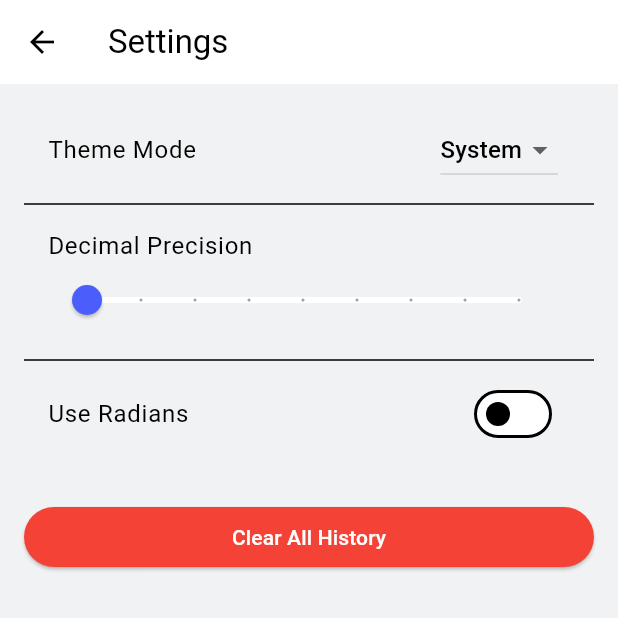
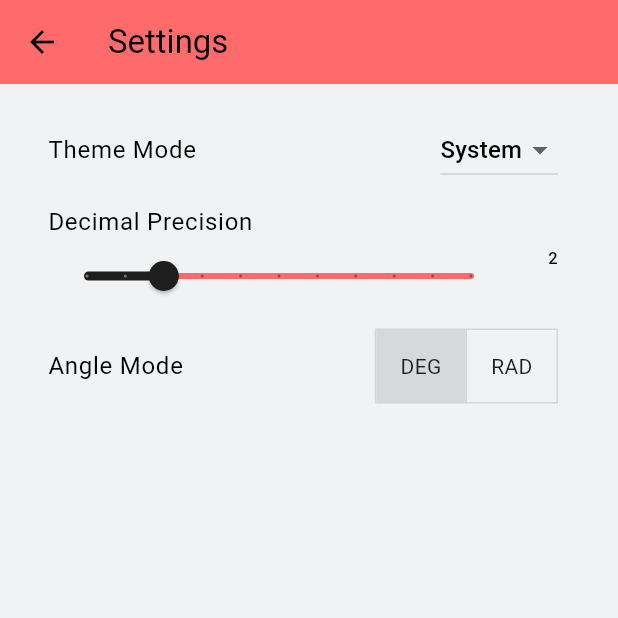
Before and after one commit to ngaynaocunglaptrinh/Buoi2_AdvancedCalculator_DangHoangQuoc_2224802010508, a Flutter app: the screen it shows after launch, after a tap on the "settings" icon, on a phone screen of 412 x 824 dp, the top half of it. Run offline on Flutter 3.47's test engine with Material 3 defaults, Android fonts, the phone set to English and light mode, and no system bars; our stand-ins replace math_expressions, shared_preferences.

Commit message:
update app may tinh version cuoi

```diff
--- a/lib/providers/theme_provider.dart
+++ b/lib/providers/theme_provider.dart
@@ -4,24 +4,29 @@ import 'package:buoi2danghoangquoc/utils/constants.dart';
 class ThemeProvider extends ChangeNotifier {
   ThemeMode _themeMode = ThemeMode.system;
   ThemeMode get themeMode => _themeMode;
-
   ThemeData get lightTheme => ThemeData(
     brightness: Brightness.light,
     scaffoldBackgroundColor: AppColors.bgLight,
-    cardColor: AppColors.btnNumberLight,
+    primaryColor: AppColors.primaryLight,
+    cardColor: Colors.white,
+    fontFamily: 'Roboto',
     colorScheme: const ColorScheme.light(
-      primary: AppColors.btnOperatorLight,
-      secondary: AppColors.btnOperatorLight,
+      primary: AppColors.primaryLight,
+      secondary: AppColors.secondaryLight,
+      surface: AppColors.accentLight,
     ),
   );
 
   ThemeData get darkTheme => ThemeData(
     brightness: Brightness.dark,
     scaffoldBackgroundColor: AppColors.bgDark,
-    cardColor: AppColors.btnNumberDark,
+    primaryColor: AppColors.primaryDark,
+    cardColor: AppColors.secondaryDark,
+    fontFamily: 'Roboto',
     colorScheme: const ColorScheme.dark(
-      primary: AppColors.btnOperatorDark,
-      secondary: AppColors.btnOperatorDark,
+      primary: AppColors.primaryDark,
+      secondary: AppColors.secondaryDark,
+      surface: AppColors.accentDark,
     ),
   );
 
--- a/lib/screens/calculator_screen.dart
+++ b/lib/screens/calculator_screen.dart
@@ -27,11 +27,11 @@ class CalculatorScreen extends StatelessWidget {
       ),
       body: SafeArea(
         child: Column(
-          children: [
-            const ModeSelector(), // Chọn chế độ
-            const Expanded(flex: 3, child: DisplayArea()),
-            const Divider(height: 1, color: Colors.grey),
-            const Expanded(flex: 7, child: ButtonGrid()),
+          children: const [
+            ModeSelector(),
+            Expanded(flex: 4, child: DisplayArea()),
+            Divider(height: 1, color: Colors.grey),
+            Expanded(flex: 6, child: ButtonGrid()),
           ],
         ),
       ),
--- a/lib/screens/settings_screen.dart
+++ b/lib/screens/settings_screen.dart
@@ -1,8 +1,7 @@
 import 'package:flutter/material.dart';
 import 'package:provider/provider.dart';
+import '../providers/calculator_provider.dart';
 import '../providers/theme_provider.dart';
-import '../providers/calculator_provider.dart';
-import '../providers/history_provider.dart';
 import '../models/calculator_mode.dart';
 
 class SettingsScreen extends StatelessWidget {
@@ -10,10 +9,8 @@ class SettingsScreen extends StatelessWidget {
 
   @override
   Widget build(BuildContext context) {
-    // Lấy các provider để điều khiển dữ liệu
-    final themeProvider = Provider.of<ThemeProvider>(context);
-    final calcProvider = Provider.of<CalculatorProvider>(context);
-    final historyProvider = Provider.of<HistoryProvider>(context, listen: false);
+    final cp = Provider.of<CalculatorProvider>(context);
+    final tp = Provider.of<ThemeProvider>(context);
 
     return Scaffold(
       appBar: AppBar(title: const Text('Settings')),
@@ -23,8 +20,8 @@ class SettingsScreen extends StatelessWidget {
           ListTile(
             title: const Text('Theme Mode'),
             trailing: DropdownButton<ThemeMode>(
-              value: themeProvider.themeMode,
-              onChanged: (mode) => themeProvider.setTheme(mode!),
+              value: tp.themeMode,
+              onChanged: (mode) => tp.setTheme(mode!),
               items: const [
                 DropdownMenuItem(value: ThemeMode.light, child: Text('Light')),
                 DropdownMenuItem(value: ThemeMode.dark, child: Text('Dark')),
@@ -32,37 +29,25 @@ class SettingsScreen extends StatelessWidget {
               ],
             ),
           ),
-          const Divider(),
           ListTile(
             title: const Text('Decimal Precision'),
             subtitle: Slider(
-              value: calcProvider.precision.toDouble(),
-              min: 2,
+              value: cp.precision.toDouble(),
+              min: 0,
               max: 10,
-              divisions: 8,
-              label: calcProvider.precision.toString(),
-              onChanged: (val) => calcProvider.updatePrecision(val.toInt()),
+              divisions: 10,
+              label: cp.precision.toString(),
+              onChanged: (val) => cp.updatePrecision(val.toInt()),
             ),
+            trailing: Text(cp.precision.toString()),
           ),
-          const Divider(),
-          SwitchListTile(
-            title: const Text('Use Radians'),
-            value: calcProvider.angleMode == AngleMode.radians,
-            onChanged: (val) => calcProvider.toggleAngleMode(
-                val ? AngleMode.radians : AngleMode.degrees
+          ListTile(
+            title: const Text('Angle Mode'),
+            trailing: ToggleButtons(
+              isSelected: [cp.angleMode == AngleMode.degrees, cp.angleMode == AngleMode.radians],
+              onPressed: (index) => cp.toggleAngleMode(index == 0 ? AngleMode.degrees : AngleMode.radians),
+              children: const [Padding(padding: EdgeInsets.symmetric(horizontal: 16), child: Text('DEG')), Padding(padding: EdgeInsets.symmetric(horizontal: 16), child: Text('RAD'))],
             ),
-          ),
-          const SizedBox(height: 30),
-
-          ElevatedButton(
-            style: ElevatedButton.styleFrom(backgroundColor: Colors.red),
-            onPressed: () {
-              historyProvider.clearHistory();
-              ScaffoldMessenger.of(context).showSnackBar(
-                const SnackBar(content: Text('History cleared')),
-              );
-            },
-            child: const Text('Clear All History', style: TextStyle(color: Colors.white)),
           ),
         ],
       ),
--- a/lib/utils/constants.dart
+++ b/lib/utils/constants.dart
@@ -1,17 +1,20 @@
 import 'package:flutter/material.dart';
 
 class AppColors {
-  // Dark
-  static const bgDark = Color(0xFF17171C);
-  static const btnNumberDark = Color(0xFF2E2F3E);
-  static const btnOperatorDark = Color(0xFF4B5EFC);
-  static const btnFunctionDark = Color(0xFF4E505F);
-  static const textWhite = Colors.white;
+  static const primaryLight = Color(0xFF1E1E1E);
+  static const secondaryLight = Color(0xFF424242);
+  static const accentLight = Color(0xFFFF6B6B);
+  static const bgLight = Color(0xFFF1F2F3);
 
-  // Light
-  static const bgLight = Color(0xFFF1F2F3);
-  static const btnNumberLight = Colors.white;
-  static const btnOperatorLight = Color(0xFF4B5EFC);
-  static const btnFunctionLight = Color(0xFFD2D3DA);
-  static const textBlack = Colors.black;
+  static const primaryDark = Color(0xFF121212);
+  static const secondaryDark = Color(0xFF2C2C2C);
+  static const accentDark = Color(0xFF4ECDC4);
+  static const bgDark = Color(0xFF121212);
 }
+
+class AppDesign {
+  static const double buttonSpacing = 12.0;
+  static const double buttonRadius = 16.0;
+  static const double displayRadius = 24.0;
+  static const double padding = 24.0;
+}
--- a/lib/widgets/button_grid.dart
+++ b/lib/widgets/button_grid.dart
@@ -15,83 +15,51 @@ class ButtonGrid extends StatelessWidget {
     final hp = Provider.of<HistoryProvider>(context, listen: false);
     final isDark = Theme.of(context).brightness == Brightness.dark;
 
+    final List<String> basicKeys = ['C', '(', ')', '÷', '7', '8', '9', '×', '4', '5', '6', '-', '1', '2', '3', '+', '±', '0', '.', '='];
+    final List<String> sciKeys = ['sin', 'cos', 'tan', '√', 'π', 'MC', 'MR', 'M+', 'M-', '÷', '7', '8', '9', '×', '(', '4', '5', '6', '-', ')', '1', '2', '3', '+', 'x²', 'C', '0', '.', '=', 'CE'];
+    final List<String> progKeys = ['HEX', 'DEC', 'BIN', 'OCT', 'AND', 'OR', 'XOR', 'NOT', 'A', 'B', 'C', '÷', 'D', 'E', 'F', '×', '7', '8', '9', '-', '4', '5', '6', '+', '1', '2', '3', '=', 'CE', '0', '<<', '±'];
 
-    final List<String> basicKeys = [
-      'C', '(', ')', '÷',
-      '7', '8', '9', '×',
-      '4', '5', '6', '-',
-      '1', '2', '3', '+',
-      '±', '0', '.', '='
-    ];
-
-    final List<String> sciKeys = [
-      'sin', 'cos', 'tan', '√', 'π',
-      'MC', 'MR', 'M+', 'M-', '÷',
-      '7', '8', '9', '×', '(',
-      '4', '5', '6', '-', ')',
-      '1', '2', '3', '+', 'x²',
-      'C', '0', '.', '=', 'CE'
-    ];
-
-    final List<String> progKeys = [
-      'HEX', 'DEC', 'BIN', 'OCT',
-      'AND', 'OR', 'XOR', 'NOT',
-      'A', 'B', 'C', '÷',
-      'D', 'E', 'F', '×',
-      '7', '8', '9', '-',
-      '4', '5', '6', '+',
-      '1', '2', '3', '=',
-      'CE', '0', '<<', '±'
-    ];
-
-
-    List<String> currentKeys;
+    List<String> keys;
     int columns;
-    double aspectRatio;
+    double ratio;
 
     if (cp.mode == CalculatorMode.scientific) {
-      currentKeys = sciKeys;
-      columns = 5;
-      aspectRatio = 1.3;
+      keys = sciKeys;
+      columns = 6;
+      ratio = 1.1;
     } else if (cp.mode == CalculatorMode.programmer) {
-      currentKeys = progKeys;
+      keys = progKeys;
       columns = 4;
-      aspectRatio = 1.4;
+      ratio = 1.4;
     } else {
-      currentKeys = basicKeys;
+      keys = basicKeys;
       columns = 4;
-      aspectRatio = 1.1;
+      ratio = 1.1;
     }
 
     return Padding(
-      padding: const EdgeInsets.fromLTRB(12, 0, 12, 12),
+      padding: const EdgeInsets.symmetric(horizontal: 12),
       child: GridView.builder(
-        physics: const NeverScrollableScrollPhysics(),
-        shrinkWrap: true,
+        physics: const BouncingScrollPhysics(),
         gridDelegate: SliverGridDelegateWithFixedCrossAxisCount(
           crossAxisCount: columns,
           mainAxisSpacing: 8,
           crossAxisSpacing: 8,
-          childAspectRatio: aspectRatio,
+          childAspectRatio: ratio,
         ),
-        itemCount: currentKeys.length,
+        itemCount: keys.length,
         itemBuilder: (context, i) {
-          final label = currentKeys[i];
-
-
+          final label = keys[i];
           Color? btnColor;
           Color txtColor = isDark ? Colors.white : Colors.black;
 
           if (label == '=') {
-            btnColor = AppColors.btnOperatorLight;
+            btnColor = isDark ? AppColors.accentDark : AppColors.accentLight;
             txtColor = Colors.white;
-          } else if (['+', '-', '×', '÷', 'AND', 'OR', 'XOR', 'NOT', '<<'].contains(label)) {
-            btnColor = isDark
-                ? AppColors.btnOperatorDark.withOpacity(0.2)
-                : AppColors.btnOperatorLight.withOpacity(0.1);
-            txtColor = AppColors.btnOperatorLight;
-          } else if (['C', 'CE', 'MC', 'MR', 'M+', 'M-', 'HEX', 'DEC', 'BIN', 'OCT'].contains(label)) {
-            btnColor = isDark ? AppColors.btnFunctionDark : AppColors.btnFunctionLight;
+          } else if (['+', '-', '×', '÷'].contains(label)) {
+            txtColor = isDark ? AppColors.accentDark : AppColors.accentLight;
+          } else if (['C', 'CE', 'MC', 'MR', 'M+', 'M-'].contains(label)) {
+            btnColor = isDark ? AppColors.secondaryDark : Color(0xFFD2D3DA);
           }
 
           return CalculatorButton(
@@ -99,16 +67,13 @@ class ButtonGrid extends StatelessWidget {
             color: btnColor,
             textColor: txtColor,
             onPressed: () {
-
               if (label == '=') {
                 cp.calculate();
-                if (cp.result != "Error") {
-                  hp.addRecord(cp.expression, cp.result);
-                }
+                if (cp.result != "Error") hp.addRecord(cp.expression, cp.result);
               } else if (label == 'C' || label == 'CE') {
                 cp.clear();
-              } else if (label == '±') {
-                cp.addToExpression('-');
+              } else if (['BIN', 'HEX', 'OCT', 'DEC'].contains(label)) {
+                cp.convertBase(label);
               } else if (label == 'M+') {
                 cp.memoryAdd();
               } else if (label == 'M-') {
@@ -119,6 +84,8 @@ class ButtonGrid extends StatelessWidget {
                 cp.memoryClear();
               } else if (label == '<<') {
                 cp.deleteLast();
+              } else if (['sin', 'cos', 'tan', '√'].contains(label)) {
+                cp.addToExpression('$label(');
               } else {
                 cp.addToExpression(label);
               }
--- a/lib/widgets/calculator_button.dart
+++ b/lib/widgets/calculator_button.dart
@@ -17,7 +17,7 @@ class CalculatorButton extends StatelessWidget {
   @override
   Widget build(BuildContext context) {
     return Container(
-      margin: const EdgeInsets.all(6), // Khoảng cách giữa các nút
+      margin: const EdgeInsets.all(6),
       child: ElevatedButton(
         style: ElevatedButton.styleFrom(
           backgroundColor: color ?? Theme.of(context).cardColor,
--- a/lib/widgets/display_area.dart
+++ b/lib/widgets/display_area.dart
@@ -1,47 +1,59 @@
 import 'package:flutter/material.dart';
 import 'package:provider/provider.dart';
 import 'package:buoi2danghoangquoc/providers/calculator_provider.dart';
-import 'package:buoi2danghoangquoc/utils/constants.dart';
 
 class DisplayArea extends StatelessWidget {
   const DisplayArea({super.key});
 
   @override
   Widget build(BuildContext context) {
-    final provider = Provider.of<CalculatorProvider>(context);
+    final cp = Provider.of<CalculatorProvider>(context);
     final isDark = Theme.of(context).brightness == Brightness.dark;
 
-    return Container(
+    return GestureDetector(
+      onHorizontalDragEnd: (details) {
+        if (details.primaryVelocity! > 0) cp.deleteLast();
+      },
+      child: Container(
         width: double.infinity,
-      padding: const EdgeInsets.symmetric(horizontal: 24, vertical: 20),
+        padding: const EdgeInsets.symmetric(horizontal: 24, vertical: 8),
+        child: SingleChildScrollView(
+          reverse: true,
+          physics: const BouncingScrollPhysics(),
           child: Column(
-        mainAxisAlignment: MainAxisAlignment.end, // Đẩy text xuống dưới cùng
+            mainAxisAlignment: MainAxisAlignment.end,
             crossAxisAlignment: CrossAxisAlignment.end,
             children: [
-          // Biểu thức (Nhỏ hơn)
+              if (cp.hasMemory)
+                const Text('M', style: TextStyle(color: Colors.orange, fontWeight: FontWeight.bold, fontSize: 18)),
               SingleChildScrollView(
                 scrollDirection: Axis.horizontal,
                 reverse: true,
                 child: Text(
-              provider.expression.isEmpty ? "0" : provider.expression,
+                  cp.expression.isEmpty ? "0" : cp.expression,
                   style: TextStyle(
                     fontSize: 32,
+                    fontWeight: FontWeight.w300,
                     color: isDark ? Colors.white70 : Colors.black54,
                   ),
                 ),
               ),
-          const SizedBox(height: 10),
-          // Kết quả (To và nổi bật)
-          Text(
-            provider.result,
+              const SizedBox(height: 5),
+              FittedBox(
+                fit: BoxFit.scaleDown,
+                child: Text(
+                  cp.result,
                   style: TextStyle(
                     fontSize: 60,
                     fontWeight: FontWeight.bold,
-              color: isDark ? Colors.white : Colors.black,
+                    color: isDark ? Colors.white.withOpacity(0.5) : Colors.black.withOpacity(0.5),
+                  ),
                 ),
               ),
             ],
           ),
+        ),
+      ),
     );
   }
 }
```
Also changed, not shown: lib/providers/calculator_provider.dart (+117 -16 lines). Lines whose indentation alone changed are shown as unchanged.
